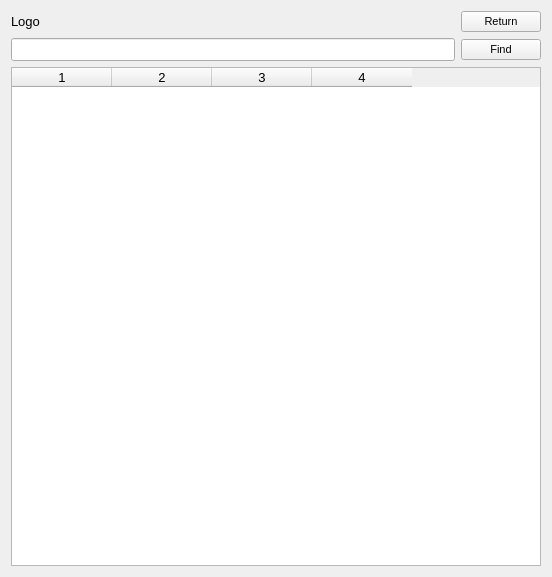
Arankir/AraSteamManager, file AraSteamManager/formgames.ui: the form before one commit.
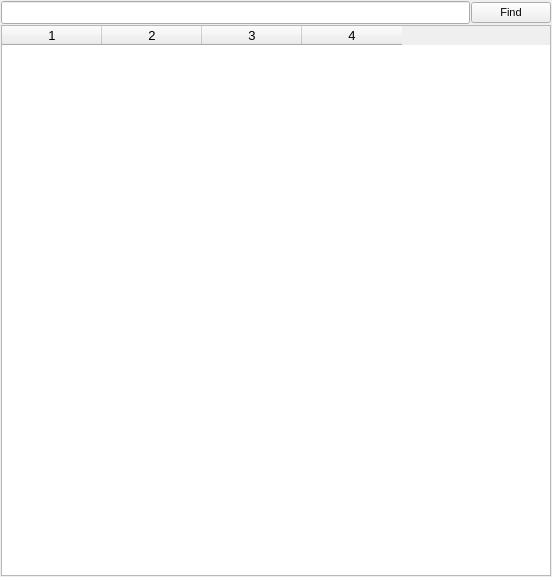
The form after the commit.

The edit to the form file:
```diff
--- a/AraSteamManager/formgames.ui
+++ b/AraSteamManager/formgames.ui
@@ -19,47 +19,21 @@
    <string>SteamAchievementsStatistic</string>
   </property>
   <layout class="QVBoxLayout" name="verticalLayout">
-   <item>
-    <layout class="QHBoxLayout" name="horizontalLayout_2">
-     <item>
-      <widget class="QLabel" name="LabelLogo">
-       <property name="font">
-        <font>
-         <pointsize>10</pointsize>
-        </font>
-       </property>
-       <property name="text">
-        <string>Logo</string>
-       </property>
-      </widget>
-     </item>
-     <item>
-      <spacer name="horizontalSpacer">
-       <property name="orientation">
-        <enum>Qt::Horizontal</enum>
-       </property>
-       <property name="sizeHint" stdset="0">
-        <size>
-         <width>40</width>
-         <height>20</height>
-        </size>
-       </property>
-      </spacer>
-     </item>
-     <item>
-      <widget class="QPushButton" name="ButtonReturn">
-       <property name="font">
-        <font>
-         <pointsize>8</pointsize>
-        </font>
-       </property>
-       <property name="text">
-        <string>Return</string>
-       </property>
-      </widget>
-     </item>
-    </layout>
-   </item>
+   <property name="spacing">
+    <number>1</number>
+   </property>
+   <property name="leftMargin">
+    <number>1</number>
+   </property>
+   <property name="topMargin">
+    <number>1</number>
+   </property>
+   <property name="rightMargin">
+    <number>1</number>
+   </property>
+   <property name="bottomMargin">
+    <number>1</number>
+   </property>
    <item>
     <layout class="QHBoxLayout" name="horizontalLayout">
      <item>
```
Left out of the diff: 1 changed line with no effect on the pictures.
